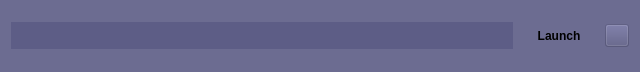
Qt form launcher.ui (neurotoxin78/QPanInfo) before a commit.
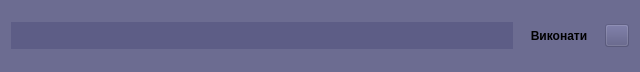
The same form after that commit. Icons and pictures are not drawn.

The edit to the form file:
```diff
--- a/launcher.ui
+++ b/launcher.ui
@@ -58,11 +58,12 @@
     <widget class="QPushButton" name="launchBtn">
      <property name="font">
       <font>
+       <weight>75</weight>
        <bold>true</bold>
       </font>
      </property>
      <property name="text">
-      <string>Launch</string>
+      <string>Виконати</string>
      </property>
      <property name="autoDefault">
       <bool>true</bool>
```
